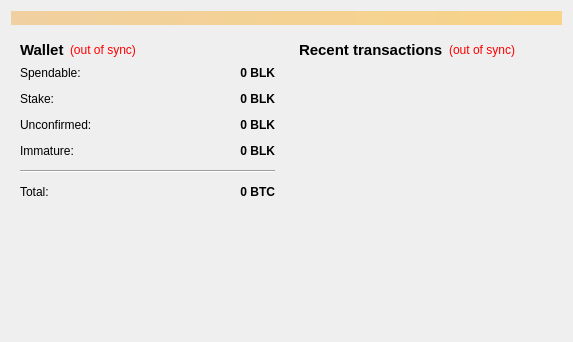
This is src/qt/forms/overviewpage.ui in chavezcoin-project/chavezcoin-1 as Qt 5 draws it before an edit. The edited form follows.
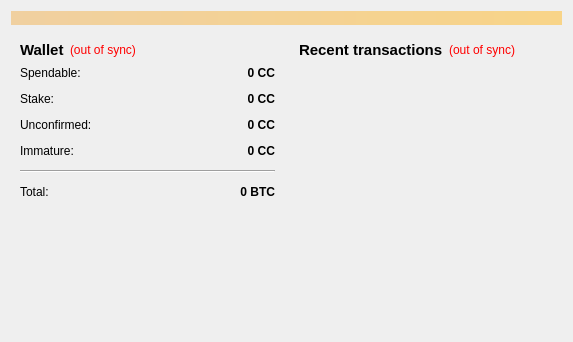
This is the edited form.

Patch:
```diff
--- a/src/qt/forms/overviewpage.ui
+++ b/src/qt/forms/overviewpage.ui
@@ -118,7 +118,7 @@
                <string>Your current spendable balance</string>
               </property>
               <property name="text">
-               <string notr="true">0 BLK</string>
+               <string notr="true">0 CC</string>
               </property>
               <property name="alignment">
                <set>Qt::AlignRight|Qt::AlignTrailing|Qt::AlignVCenter</set>
@@ -150,7 +150,7 @@
                <string>Total of coins that was staked, and do not yet count toward the current balance</string>
               </property>
               <property name="text">
-               <string notr="true">0 BLK</string>
+               <string notr="true">0 CC</string>
               </property>
               <property name="alignment">
                <set>Qt::AlignRight|Qt::AlignTrailing|Qt::AlignVCenter</set>
@@ -182,7 +182,7 @@
                <string>Total of transactions that have yet to be confirmed, and do not yet count toward the current balance</string>
               </property>
               <property name="text">
-               <string notr="true">0 BLK</string>
+               <string notr="true">0 CC</string>
               </property>
               <property name="alignment">
                <set>Qt::AlignRight|Qt::AlignTrailing|Qt::AlignVCenter</set>
@@ -211,7 +211,7 @@
                <string>Mined balance that has not yet matured</string>
               </property>
               <property name="text">
-               <string notr="true">0 BLK</string>
+               <string notr="true">0 CC</string>
               </property>
               <property name="alignment">
                <set>Qt::AlignRight|Qt::AlignTrailing|Qt::AlignVCenter</set>
```
Left out of the diff: 4 changed lines with no effect on the pictures.
